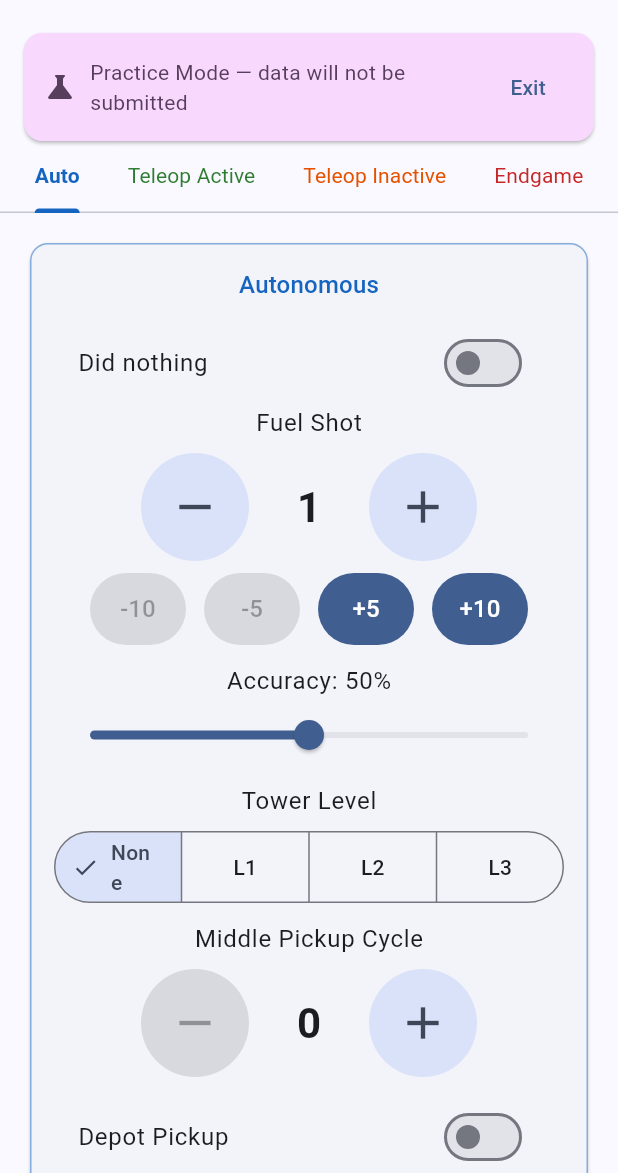
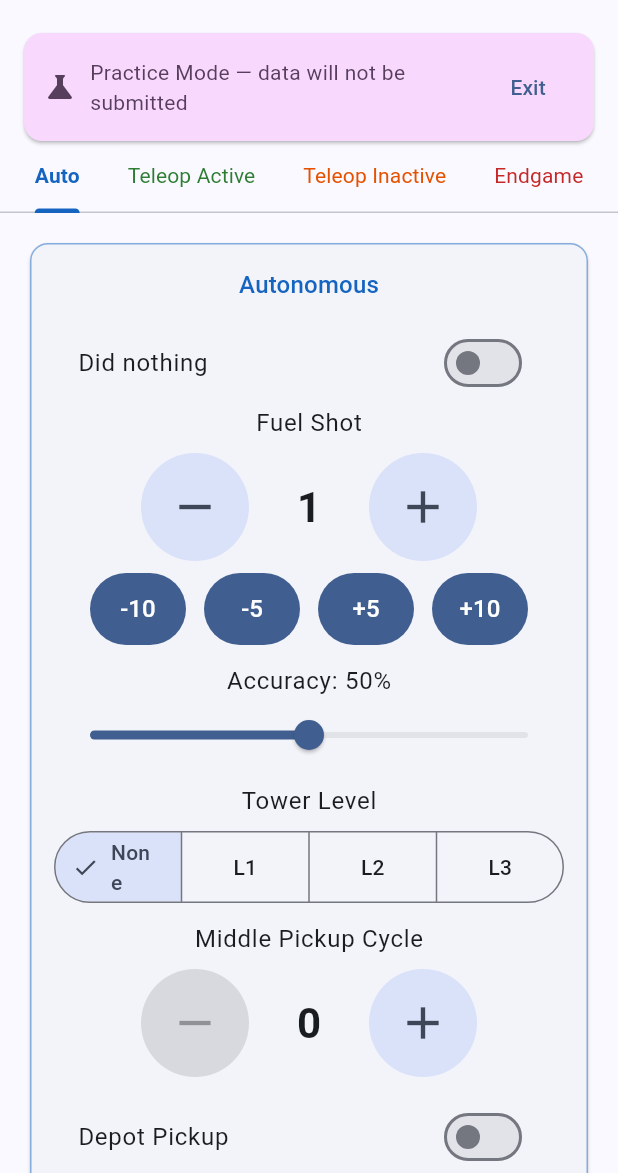
Before and after one commit to justinb4003/RebuiltScouting, a Flutter app: the ScoutMatchScreen screen opened by its route, after a tap on "Practice Scouting", after a tap on the "add" icon, on a phone screen of 412 x 824 dp, the part 63-1236 px from its top. Run offline on Flutter 3.47's test engine with Material 3 defaults, Android fonts, the phone set to English and light mode, and no system bars; our stand-ins replace confetti, image_picker, shared_preferences; accounts and stored records are empty; network calls fail.

Commit message:
Add Robot Note screen, fix bugs, and improve accessibility
- Add Robot Note screen: simplified pit scouting with just team
  selector and notes field
- Add missing notes TextField to pit scouting form
- Remove hopper size cap on teleop fuel scoring counter
- Remove hopper decrement clamping fuel scored
- Fix bulk counter buttons (+5/+10) disabled near boundaries
- Add tooltips and semantic labels to counter buttons, status
  indicators, and theme color picker
- Replace GestureDetector with InkWell+Semantics on color picker
- Fix deprecated mounted checks to use context.mounted

Co-Authored-By: Claude Opus 4.6 (1M context) <noreply@anthropic.com>

```diff
--- a/lib/app.dart
+++ b/lib/app.dart
@@ -8,6 +8,7 @@ import 'screens/held_data_screen.dart';
 import 'screens/settings_screen.dart';
 import 'screens/scouting_status_screen.dart';
 import 'screens/pit_status_screen.dart';
+import 'screens/robot_note_screen.dart';
 
 class App extends StatelessWidget {
   const App({super.key});
@@ -38,6 +39,7 @@ class App extends StatelessWidget {
         '/settings': (context) => const SettingsScreen(),
         '/scouting-status': (context) => const ScoutingStatusScreen(),
         '/pit-status': (context) => const PitStatusScreen(),
+        '/robot-note': (context) => const RobotNoteScreen(),
       },
     );
   }
--- a/lib/widgets/counter_button.dart
+++ b/lib/widgets/counter_button.dart
@@ -45,16 +45,22 @@ class CounterButton extends StatelessWidget {
         Row(
           mainAxisAlignment: MainAxisAlignment.center,
           children: [
-            FilledButton.tonal(
+            Tooltip(
+              message: 'Decrease $label',
+              child: FilledButton.tonal(
                 onPressed: value > min ? () => _change(value - 1) : null,
                 style: FilledButton.styleFrom(
                   minimumSize: btnSize,
                   padding: EdgeInsets.zero,
                 ),
-              child: const Icon(Icons.remove, size: 36),
+                child: const Icon(Icons.remove, size: 36,
+                    semanticLabel: 'Decrease'),
+              ),
             ),
             SizedBox(
               width: 80,
+              child: Semantics(
+                label: '$label: $value',
                 child: Text(
                   '$value',
                   textAlign: TextAlign.center,
@@ -62,13 +68,18 @@ class CounterButton extends StatelessWidget {
                       ?.copyWith(fontWeight: FontWeight.bold),
                 ),
               ),
-            FilledButton.tonal(
+            ),
+            Tooltip(
+              message: 'Increase $label',
+              child: FilledButton.tonal(
                 onPressed: value < max ? () => _change(value + 1) : null,
                 style: FilledButton.styleFrom(
                   minimumSize: btnSize,
                   padding: EdgeInsets.zero,
                 ),
-              child: const Icon(Icons.add, size: 36),
+                child: const Icon(Icons.add, size: 36,
+                    semanticLabel: 'Increase'),
+              ),
             ),
           ],
         ),
@@ -77,44 +88,52 @@ class CounterButton extends StatelessWidget {
           Row(
             mainAxisAlignment: MainAxisAlignment.center,
             children: [
-              FilledButton(
-                onPressed:
-                    value - 10 >= min ? () => _change(value - 10) : null,
+              Tooltip(
+                message: 'Decrease $label by 10',
+                child: FilledButton(
+                  onPressed: value > min ? () => _change(value - 10) : null,
                   style: FilledButton.styleFrom(
                     minimumSize: bulkBtnSize,
                     padding: const EdgeInsets.symmetric(horizontal: 16),
                   ),
                   child: const Text('-10', style: TextStyle(fontSize: 16)),
                 ),
+              ),
               const SizedBox(width: 12),
-              FilledButton(
-                onPressed:
-                    value - 5 >= min ? () => _change(value - 5) : null,
+              Tooltip(
+                message: 'Decrease $label by 5',
+                child: FilledButton(
+                  onPressed: value > min ? () => _change(value - 5) : null,
                   style: FilledButton.styleFrom(
                     minimumSize: bulkBtnSize,
                     padding: const EdgeInsets.symmetric(horizontal: 16),
                   ),
                   child: const Text('-5', style: TextStyle(fontSize: 16)),
                 ),
+              ),
               const SizedBox(width: 12),
-              FilledButton(
-                onPressed:
-                    value + 5 <= max ? () => _change(value + 5) : null,
+              Tooltip(
+                message: 'Increase $label by 5',
+                child: FilledButton(
+                  onPressed: value < max ? () => _change(value + 5) : null,
                   style: FilledButton.styleFrom(
                     minimumSize: bulkBtnSize,
                     padding: const EdgeInsets.symmetric(horizontal: 16),
                   ),
                   child: const Text('+5', style: TextStyle(fontSize: 16)),
                 ),
+              ),
               const SizedBox(width: 12),
-              FilledButton(
-                onPressed:
-                    value + 10 <= max ? () => _change(value + 10) : null,
+              Tooltip(
+                message: 'Increase $label by 10',
+                child: FilledButton(
+                  onPressed: value < max ? () => _change(value + 10) : null,
                   style: FilledButton.styleFrom(
                     minimumSize: bulkBtnSize,
                     padding: const EdgeInsets.symmetric(horizontal: 16),
                   ),
                   child: const Text('+10', style: TextStyle(fontSize: 16)),
+                ),
               ),
             ],
           ),
--- a/lib/widgets/nav_drawer.dart
+++ b/lib/widgets/nav_drawer.dart
@@ -8,7 +8,7 @@ class NavDrawer extends StatelessWidget {
 
   const NavDrawer({super.key, required this.selectedIndex});
 
-  static const _routes = ['/scout', '/pit', '/held', '/settings', '/scouting-status', '/pit-status'];
+  static const _routes = ['/scout', '/pit', '/held', '/settings', '/scouting-status', '/pit-status', '/robot-note'];
 
   @override
   Widget build(BuildContext context) {
@@ -69,6 +69,11 @@ class NavDrawer extends StatelessWidget {
           icon: Icon(Icons.fact_check_outlined),
           selectedIcon: Icon(Icons.fact_check),
           label: Text('Pit Status'),
+        ),
+        const NavigationDrawerDestination(
+          icon: Icon(Icons.sticky_note_2_outlined),
+          selectedIcon: Icon(Icons.sticky_note_2),
+          label: Text('Robot Note'),
         ),
         const Divider(indent: 28, endIndent: 28),
         Padding(
```
Also changed, not shown: lib/screens/pit_status_screen.dart (+11 -3 lines), lib/screens/robot_note_screen.dart (added, +148 -0 lines), lib/screens/scout_match_screen.dart (+2 -6 lines), lib/screens/scout_pit_screen.dart (+18 -0 lines), lib/screens/scouting_status_screen.dart (+11 -2 lines), lib/screens/settings_screen.dart (+6 -1 lines). Lines whose indentation alone changed are shown as unchanged.
